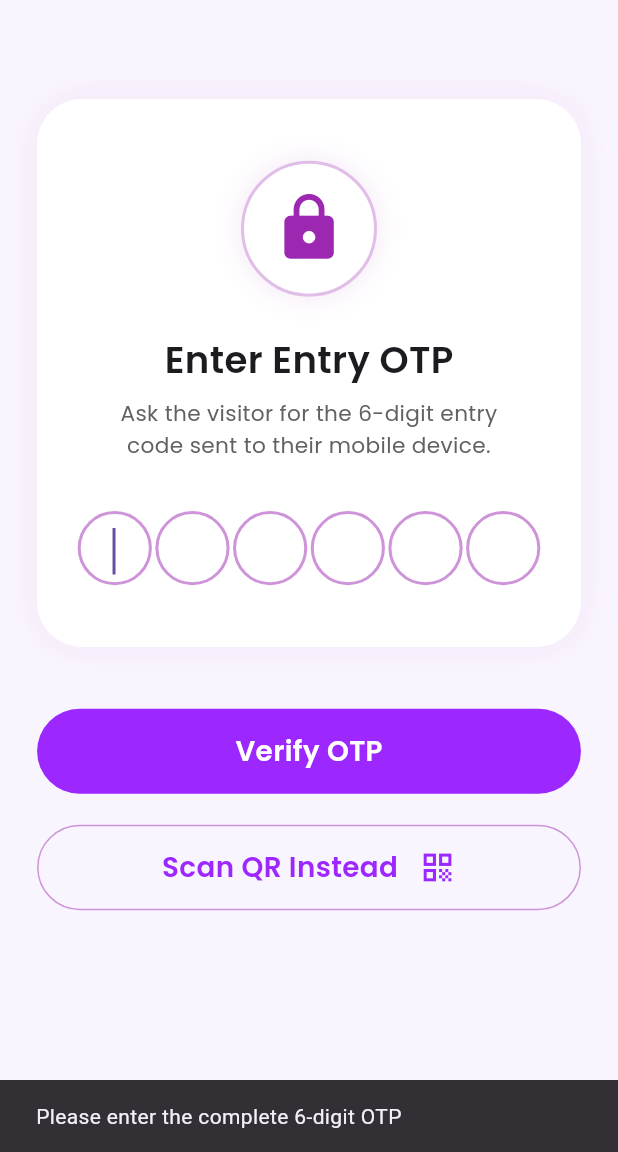
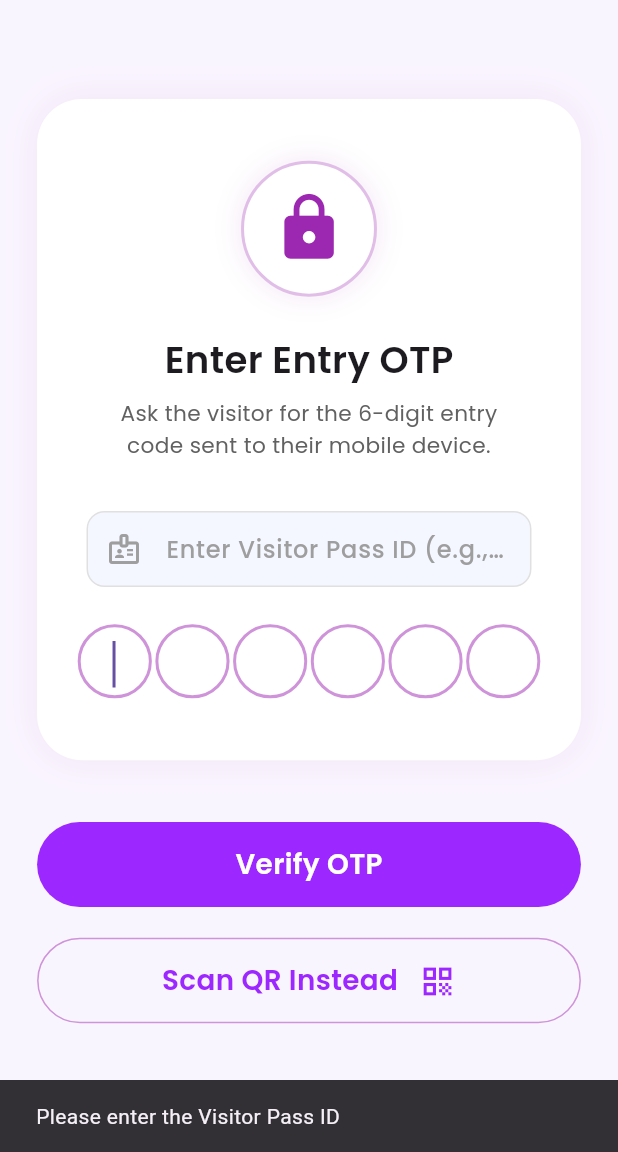
Before and after one commit to pramodkunja/Gate_check, a Flutter app: the EntryOtpScreen screen opened directly, after a tap on "Verify OTP", on a phone screen of 412 x 824 dp, the part 84-1236 px from its top. Run offline on Flutter 3.47's test engine with Material 3 defaults, Android fonts, the phone set to English and light mode, and no system bars; our stand-ins replace dio, file_picker, font_awesome_flutter, google_fonts, image_picker, open_file and 2 more; missing offline and left inert: excel, mobile_scanner, spreadsheet_decoder; accounts and stored records are empty.

Commit message:
visitor connections

```diff
--- a/lib/Admin_Screens/Visitors_Screen/widgets/add_visitor_dialog.dart
+++ b/lib/Admin_Screens/Visitors_Screen/widgets/add_visitor_dialog.dart
@@ -1,3 +1,4 @@
+// Force rebuild
 import 'package:flutter/material.dart';
 import 'package:flutter/services.dart';
 import 'package:gatecheck/Services/Visitor_service/visitor_service.dart';
--- a/lib/Admin_Screens/Visitors_Screen/widgets/filter_dropdown.dart
+++ b/lib/Admin_Screens/Visitors_Screen/widgets/filter_dropdown.dart
@@ -1,3 +1,4 @@
+// Force rebuild
 import 'package:flutter/material.dart';
 import 'package:gatecheck/Services/Visitor_service/visitor_service.dart';
 import 'package:google_fonts/google_fonts.dart';
--- a/lib/Security_Screens/entry_otp_screen.dart
+++ b/lib/Security_Screens/entry_otp_screen.dart
@@ -1,6 +1,8 @@
 import 'package:flutter/material.dart';
 import 'package:gatecheck/Security_Screens/visitor_verify.dart';
 import 'package:google_fonts/google_fonts.dart';
+import 'package:gatecheck/Services/Visitor_service/visitor_service.dart';
+import 'package:dio/dio.dart';
 
 class EntryOtpScreen extends StatefulWidget {
   const EntryOtpScreen({super.key});
@@ -15,7 +17,11 @@ class _EntryOtpScreenState extends State<EntryOtpScreen> {
     (index) => TextEditingController(),
   );
 
+  final TextEditingController passIdController = TextEditingController();
+
   final List<FocusNode> focusNodes = List.generate(6, (index) => FocusNode());
+  final VisitorApiService _visitorApiService = VisitorApiService();
+  bool _isLoading = false;
 
   @override
   void initState() {
@@ -35,8 +41,16 @@ class _EntryOtpScreenState extends State<EntryOtpScreen> {
     }
   }
 
-  void verifyOtp() {
+  Future<void> verifyOtp() async {
     String otp = controllers.map((c) => c.text).join();
+    String passId = passIdController.text.trim();
+
+    if (passId.isEmpty) {
+      ScaffoldMessenger.of(context).showSnackBar(
+        const SnackBar(content: Text("Please enter the Visitor Pass ID")),
+      );
+      return;
+    }
 
     if (otp.length != 6) {
       ScaffoldMessenger.of(context).showSnackBar(
@@ -45,10 +59,40 @@ class _EntryOtpScreenState extends State<EntryOtpScreen> {
       return;
     }
 
+    setState(() => _isLoading = true);
+
+    try {
+      final response = await _visitorApiService.verifyEntryOtp(otp, passId);
+
+      if (!mounted) return;
+
+      // Extract visitor data from response
+      // Assuming response.data is the visitor object directly or inside 'data'
+      final data = response.data;
+      final visitorData = data is Map<String, dynamic> ? data : Map<String, dynamic>.from(data);
+
       Navigator.push(
         context,
-      MaterialPageRoute(builder: (_) => const VisitorVerifyScreen()),
+        MaterialPageRoute(
+          builder: (_) => VisitorVerifyScreen(
+            visitorData: visitorData,
+            otp: otp,
+          ),
+        ),
       );
+    } on DioException catch (e) {
+      if (!mounted) return;
+      ScaffoldMessenger.of(context).showSnackBar(
+        SnackBar(content: Text(_visitorApiService.getErrorMessage(e))),
+      );
+    } catch (e) {
+      if (!mounted) return;
+      ScaffoldMessenger.of(context).showSnackBar(
+        SnackBar(content: Text('Error: $e')),
+      );
+    } finally {
+      if (mounted) setState(() => _isLoading = false);
+    }
   }
 
   @override
@@ -146,6 +190,35 @@ class _EntryOtpScreenState extends State<EntryOtpScreen> {
 
                     SizedBox(height: h * 0.04),
 
+                    // Pass ID Input
+                    Container(
+                      margin: EdgeInsets.symmetric(horizontal: w * 0.02),
+                      decoration: BoxDecoration(
+                        color: const Color(0xFFF4F7FF),
+                        borderRadius: BorderRadius.circular(12),
+                        border: Border.all(color: const Color(0xFFE0E0E0)),
+                      ),
+                      child: TextField(
+                        controller: passIdController,
+                        decoration: InputDecoration(
+                          hintText: "Enter Visitor Pass ID (e.g., VP...)",
+                          hintStyle: GoogleFonts.poppins(color: Colors.grey),
+                          border: InputBorder.none,
+                          contentPadding: EdgeInsets.symmetric(
+                            horizontal: w * 0.04,
+                            vertical: h * 0.015,
+                          ),
+                          prefixIcon: const Icon(
+                            Icons.badge_outlined,
+                            color: Colors.grey,
+                          ),
+                        ),
+                        style: GoogleFonts.poppins(fontWeight: FontWeight.w500),
+                      ),
+                    ),
+
+                    SizedBox(height: h * 0.03),
+
                     // OTP Fields
                     Row(
                       mainAxisAlignment: MainAxisAlignment.spaceEvenly,
@@ -199,7 +272,9 @@ class _EntryOtpScreenState extends State<EntryOtpScreen> {
                     borderRadius: BorderRadius.circular(30),
                   ),
                   child: Center(
-                    child: Text(
+                    child: _isLoading
+                        ? const CircularProgressIndicator(color: Colors.white)
+                        : Text(
                             "Verify OTP",
                             style: GoogleFonts.poppins(
                               color: Colors.white,
```
Also changed, not shown: lib/Security_Screens/security_dashboard.dart (+5 -2 lines), lib/Security_Screens/visitor_verify.dart (+57 -18 lines), lib/Services/Visitor_service/visitor_service.dart (+19 -0 lines). Lines whose indentation alone changed are shown as unchanged.
